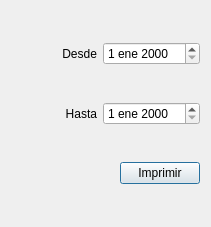
Qt form src/ui/dialog_print.ui (dmonzonis/paycheck) before a commit.
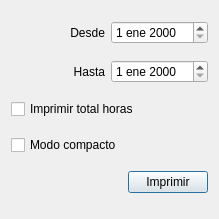
The same form after that commit.

Commit message: Add option to print total working hours, compactify pdf a bit, add margins

```diff
--- a/src/ui/dialog_print.ui
+++ b/src/ui/dialog_print.ui
@@ -6,8 +6,8 @@
    <rect>
     <x>0</x>
     <y>0</y>
-    <width>211</width>
-    <height>227</height>
+    <width>219</width>
+    <height>219</height>
    </rect>
   </property>
   <property name="windowTitle">
@@ -62,6 +62,20 @@
      </item>
     </layout>
    </item>
+   <item>
+    <widget class="QCheckBox" name="cbTotalHours">
+     <property name="text">
+      <string>Imprimir total horas</string>
+     </property>
+    </widget>
+   </item>
+   <item>
+    <widget class="QCheckBox" name="cbCompactMode">
+     <property name="text">
+      <string>Modo compacto</string>
+     </property>
+    </widget>
+   </item>
    <item>
     <layout class="QHBoxLayout" name="horizontalLayout_3">
      <item>
```
The commit also changes 3 other files.
